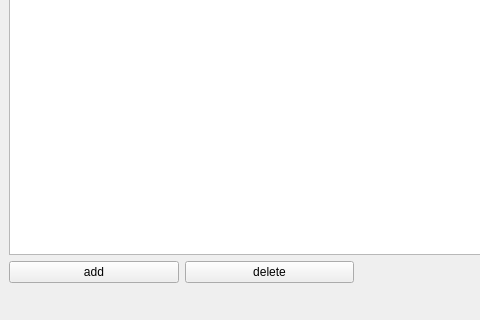
Qt form mainwindow.ui (cyhed/Qt_SQLite) before a commit; both pictures show x 0 to 480 and y 280 to 600 of the 800 by 600 pixel window.
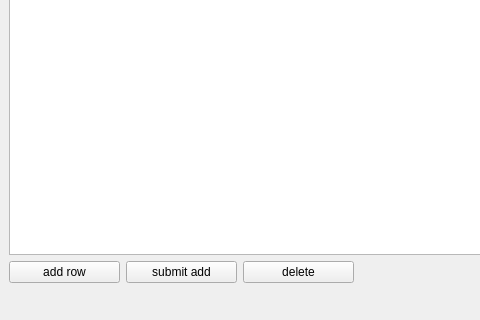
The same form after that commit.

Commit message: изменение функции добавления записи на две кнопки

The edit to the form file:
```diff
--- a/mainwindow.ui
+++ b/mainwindow.ui
@@ -61,7 +61,14 @@
       <item>
        <widget class="QPushButton" name="pushButton_2">
         <property name="text">
-         <string>add</string>
+         <string>add row</string>
+        </property>
+       </widget>
+      </item>
+      <item>
+       <widget class="QPushButton" name="submit">
+        <property name="text">
+         <string>submit add</string>
         </property>
        </widget>
       </item>
```
The commit also changes 2 other files.
